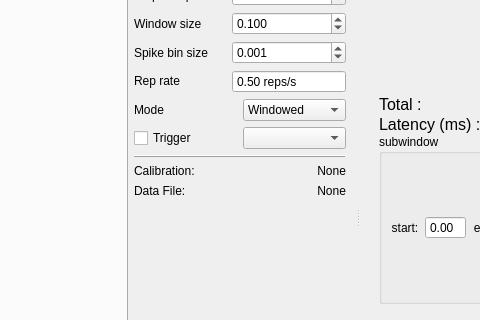
Above: sparkle/gui/main_control.ui from portfors-lab/sparkle before the change; both pictures show x 593 to 1073 and y 132 to 452 of the 1223 by 744 pixel window. Below: the same form after it.
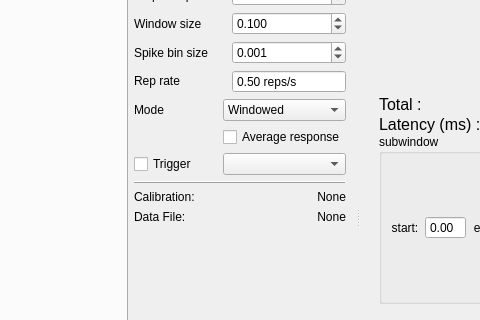
That is the form after the change. Custom widgets are drawn as their Qt base class.

Commit message: response averaging implemented for front end

Diff of the .ui file:
```diff
--- a/sparkle/gui/main_control.ui
+++ b/sparkle/gui/main_control.ui
@@ -534,7 +534,7 @@
         </item>
         <item>
          <layout class="QGridLayout" name="gridLayout_5">
-          <item row="1" column="1">
+          <item row="2" column="1">
            <widget class="QComboBox" name="trigchanBox"/>
           </item>
           <item row="0" column="0">
@@ -561,13 +561,20 @@
             </item>
            </widget>
           </item>
-          <item row="1" column="0">
+          <item row="2" column="0">
            <widget class="QCheckBox" name="trigCkbx">
             <property name="text">
              <string>Trigger</string>
             </property>
            </widget>
           </item>
+          <item row="1" column="1">
+           <widget class="QCheckBox" name="averageChbx">
+            <property name="text">
+             <string>Average response</string>
+            </property>
+           </widget>
+          </item>
          </layout>
         </item>
         <item>
```
Left out of the diff: 2 changed lines with no effect on the pictures. The commit also changes 7 other files.
